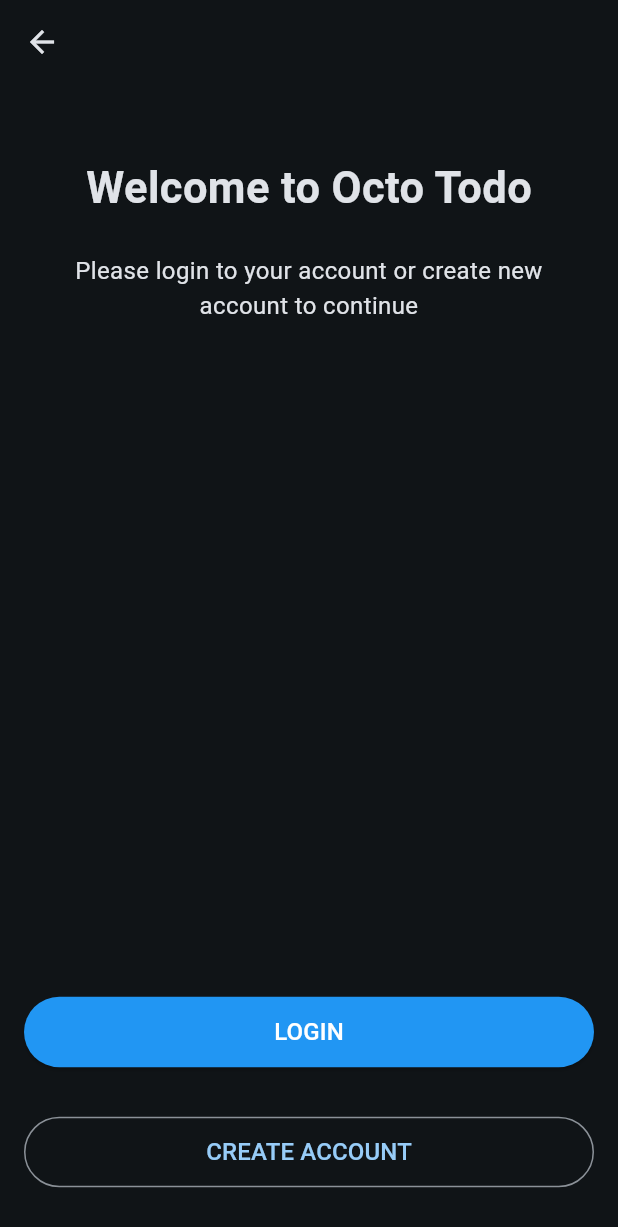
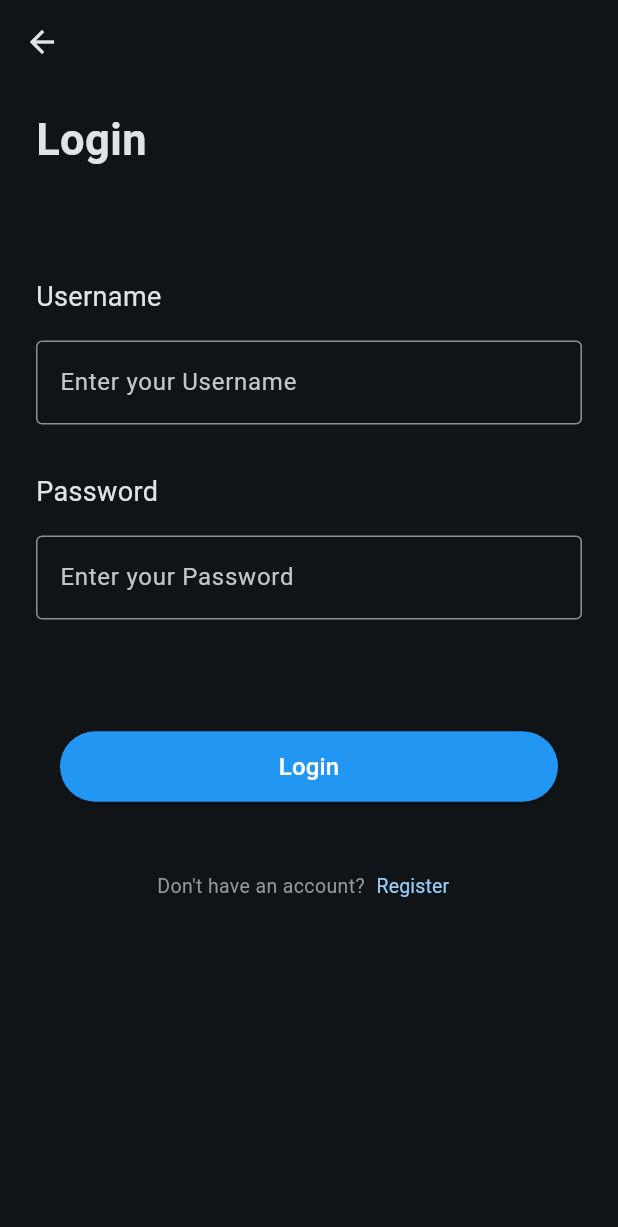
Before and after one commit to Yusuf-ASM/octo-todo, a Flutter app: the StartScreenPage screen opened directly, after a tap on "LOGIN", on a phone screen of 412 x 824 dp. Shown: the top 1227 px of the screen. Run offline on Flutter 3.47's test engine with Material 2 defaults, Android fonts, the phone set to English and light mode, and no system bars; our stand-ins replace introduction_screen; Roboto replaces fonts that are missing (SFProText).

Commit message:
done login & register

```diff
--- /dev/null
+++ b/lib/components/auth_textfield.dart
@@ -0,0 +1,42 @@
+import 'package:flutter/material.dart';
+
+class AuthTextField extends StatelessWidget {
+  final bool password;
+  final String labelText;
+  final String hintText;
+  final TextEditingController controller;
+  const AuthTextField({
+    super.key,
+    required this.password,
+    required this.labelText,
+    required this.hintText,
+    required this.controller,
+  });
+
+  @override
+  Widget build(BuildContext context) {
+    return Padding(
+      padding: const EdgeInsets.symmetric(vertical: 16),
+      child: Column(
+        crossAxisAlignment: CrossAxisAlignment.start,
+        children: [
+          Padding(
+            padding: const EdgeInsets.only(bottom: 16),
+            child: Text(
+              labelText,
+              style: const TextStyle(fontSize: 18, fontWeight: FontWeight.w400),
+            ),
+          ),
+          TextField(
+            controller: controller,
+            obscureText: password,
+            decoration: InputDecoration(
+              hintText: hintText,
+              border: const OutlineInputBorder(),
+            ),
+          ),
+        ],
+      ),
+    );
+  }
+}
--- /dev/null
+++ b/lib/components/filled_button.dart
@@ -0,0 +1,28 @@
+import 'package:flutter/material.dart';
+
+class CustomFilledButtom extends StatelessWidget {
+  final VoidCallback function;
+  final String text;
+  const CustomFilledButtom({super.key, required this.text, required this.function});
+
+  @override
+  Widget build(BuildContext context) {
+    return Padding(
+      padding: const EdgeInsets.only(bottom: 32, left: 16, right: 16),
+      child: Row(
+        children: [
+          Expanded(
+            child: ElevatedButton(
+              style: ButtonStyle(
+                padding: const MaterialStatePropertyAll(EdgeInsets.all(12)),
+                backgroundColor: MaterialStatePropertyAll(ThemeData().primaryColor),
+              ),
+              onPressed: function,
+              child: Text(text, style: const TextStyle(fontSize: 16, color: Colors.white)),
+            ),
+          ),
+        ],
+      ),
+    );
+  }
+}
--- /dev/null
+++ b/lib/components/outlined_button.dart
@@ -0,0 +1,27 @@
+import 'package:flutter/material.dart';
+
+class CustomOutlinedButton extends StatelessWidget {
+  final VoidCallback function;
+  final String text;
+  const CustomOutlinedButton({super.key, required this.function, required this.text});
+
+  @override
+  Widget build(BuildContext context) {
+    return Padding(
+      padding: const EdgeInsets.only(bottom: 32, left: 16, right: 16),
+      child: Row(
+        children: [
+          Expanded(
+            child: OutlinedButton(
+              style: const ButtonStyle(
+                padding: MaterialStatePropertyAll(EdgeInsets.all(12)),
+              ),
+              onPressed: function,
+              child: const Text("CREATE ACCOUNT", style: TextStyle(fontSize: 16)),
+            ),
+          ),
+        ],
+      ),
+    );
+  }
+}
--- /dev/null
+++ b/lib/pages/auth/login.dart
@@ -0,0 +1,88 @@
+import 'package:flutter/cupertino.dart';
+import 'package:flutter/material.dart';
+import 'package:octo_todo/components/auth_textfield.dart';
+import 'package:octo_todo/components/filled_button.dart';
+import 'package:octo_todo/pages/auth/register.dart';
+
+final TextEditingController usernameController = TextEditingController();
+final TextEditingController passwordConstroller = TextEditingController();
+
+class LoginPage extends StatelessWidget {
+  const LoginPage({super.key});
+
+  @override
+  Widget build(BuildContext context) {
+    return SafeArea(
+      child: Scaffold(
+        appBar: AppBar(),
+        body: SingleChildScrollView(
+          child: Padding(
+            padding: const EdgeInsets.symmetric(horizontal: 24),
+            child: Column(
+              children: [
+                const Padding(
+                  padding: EdgeInsets.only(top: 16, bottom: 56),
+                  child: Row(
+                    children: [
+                      Text(
+                        "Login",
+                        style: TextStyle(
+                          fontSize: 29,
+                          fontWeight: FontWeight.w600,
+                        ),
+                      ),
+                    ],
+                  ),
+                ),
+                AuthTextField(
+                  controller: usernameController,
+                  password: false,
+                  labelText: "Username",
+                  hintText: "Enter your Username",
+                ),
+                AuthTextField(
+                  controller: passwordConstroller,
+                  password: false,
+                  labelText: "Password",
+                  hintText: "Enter your Password",
+                ),
+                Padding(
+                  padding: const EdgeInsets.only(top: 58),
+                  child: CustomFilledButtom(text: "Login", function: () {}),
+                ),
+                Row(
+                  mainAxisAlignment: MainAxisAlignment.center,
+                  children: [
+                    const Text(
+                      "Don't have an account?",
+                      style: TextStyle(
+                        color: Color(0xFF979797),
+                        fontSize: 13,
+                        fontWeight: FontWeight.w400,
+                      ),
+                    ),
+                    TextButton(
+                      style: TextButton.styleFrom(padding: EdgeInsets.zero),
+                      onPressed: () => Navigator.of(context).push(
+                        CupertinoPageRoute(
+                          builder: (context) => const RegisterPage(),
+                        ),
+                      ),
+                      child: const Text(
+                        'Register',
+                        style: TextStyle(
+                          fontSize: 13,
+                          fontWeight: FontWeight.w400,
+                        ),
+                      ),
+                    ),
+                  ],
+                ),
+              ],
+            ),
+          ),
+        ),
+      ),
+    );
+  }
+}
--- a/lib/pages/start_screen.dart
+++ b/lib/pages/start_screen.dart
@@ -1,4 +1,9 @@
+import 'package:flutter/cupertino.dart';
 import 'package:flutter/material.dart';
+import 'package:octo_todo/components/filled_button.dart';
+import 'package:octo_todo/components/outlined_button.dart';
+import 'package:octo_todo/pages/auth/login.dart';
+import 'package:octo_todo/pages/auth/register.dart';
 
 class StartScreenPage extends StatelessWidget {
   const StartScreenPage({super.key});
@@ -33,45 +38,20 @@ class StartScreenPage extends StatelessWidget {
               ),
               Column(
                 children: [
-                  Padding(
-                    padding: const EdgeInsets.only(bottom: 32, left: 16, right: 16),
-                    child: Row(
-                      children: [
-                        Expanded(
-                          child: ElevatedButton(
-                            style: ButtonStyle(
-                              padding: const MaterialStatePropertyAll(
-                                EdgeInsets.all(12),
-                              ),
-                              backgroundColor: MaterialStatePropertyAll(ThemeData().primaryColor),
-                            ),
-                            child: const Text(
-                              "LOGIN",
-                              style: TextStyle(fontSize: 16, color: Colors.white),
-                            ),
-                            onPressed: () {},
-                          ),
-                        ),
-                      ],
+                  CustomFilledButtom(
+                    text: "LOGIN",
+                    function: () => Navigator.of(context).push(
+                      CupertinoPageRoute(
+                        builder: (context) => const LoginPage(),
+                      ),
                     ),
                   ),
-                  Padding(
-                    padding: const EdgeInsets.only(bottom: 32, left: 16, right: 16),
-                    child: Row(
-                      children: [
-                        Expanded(
-                          child: OutlinedButton(
-                            style: const ButtonStyle(
-                              padding: MaterialStatePropertyAll(EdgeInsets.all(12)),
-                            ),
-                            child: const Text(
-                              "CREATE ACCOUNT",
-                              style: TextStyle(fontSize: 16),
-                            ),
-                            onPressed: () {},
-                          ),
-                        ),
-                      ],
+                  CustomOutlinedButton(
+                    text: "CREATE ACCOUNT",
+                    function: () => Navigator.of(context).push(
+                      CupertinoPageRoute(
+                        builder: (context) => const RegisterPage(),
+                      ),
                     ),
                   ),
                 ],
```
Also changed, not shown: lib/pages/auth/register.dart (added, +105 -0 lines).
